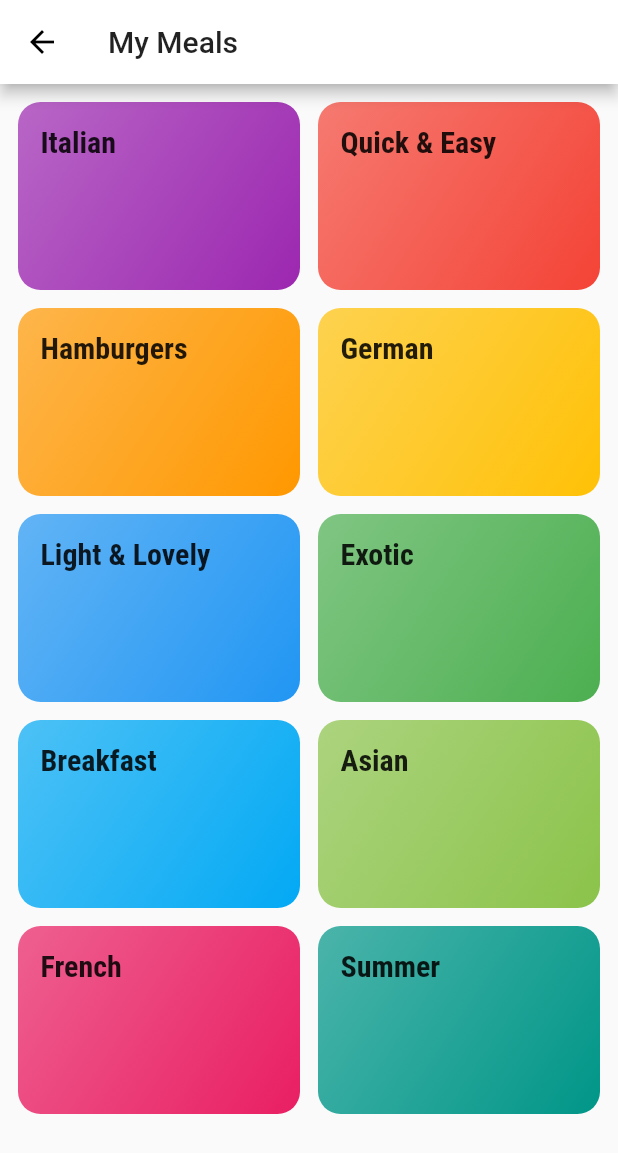
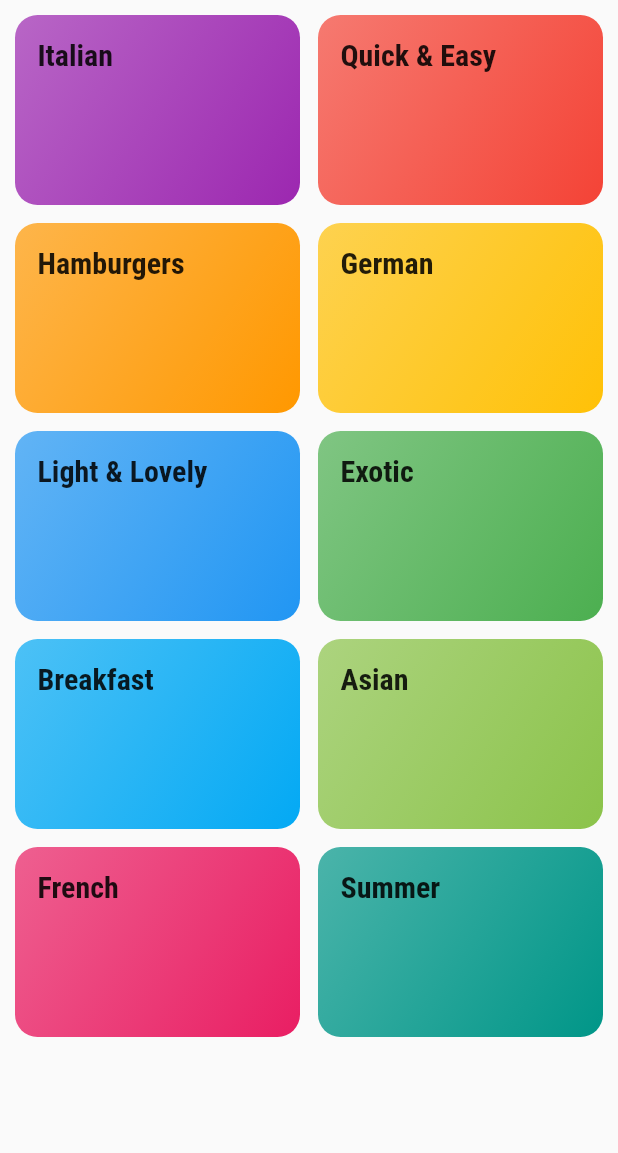
Before and after one commit to ilyakozlovdev/meals_app, a Flutter app: the CategoriesScreen widget shown alone on an empty page, opened directly, on a phone screen of 412 x 824 dp. Shown: the top 1153 px of the screen. Run offline on Flutter 3.47's test engine with Material 2 defaults, Android fonts, the phone set to English and light mode, and no system bars.

Commit message:
removed scaffold

```diff
--- a/lib/screens/categories_screen.dart
+++ b/lib/screens/categories_screen.dart
@@ -6,11 +6,7 @@ import '../widgets/category_item.dart';
 class CategoriesScreen extends StatelessWidget {
   @override
   Widget build(BuildContext context) {
-    return Scaffold(
-      appBar: AppBar(
-        title: const Text('My Meals'),
-      ),
-      body: GridView(
+    return GridView(
       children: DUMMY_CATEGORIES
           .map((categoryData) => CategoryItem(
               id: categoryData.id,
@@ -22,8 +18,7 @@ class CategoriesScreen extends StatelessWidget {
           childAspectRatio: 3 / 2,
           crossAxisSpacing: 12,
           mainAxisSpacing: 12),
-        padding: const EdgeInsets.all(12),
-      ),
+      padding: const EdgeInsets.all(10),
     );
   }
 }
```
Lines whose indentation alone changed are shown as unchanged.
